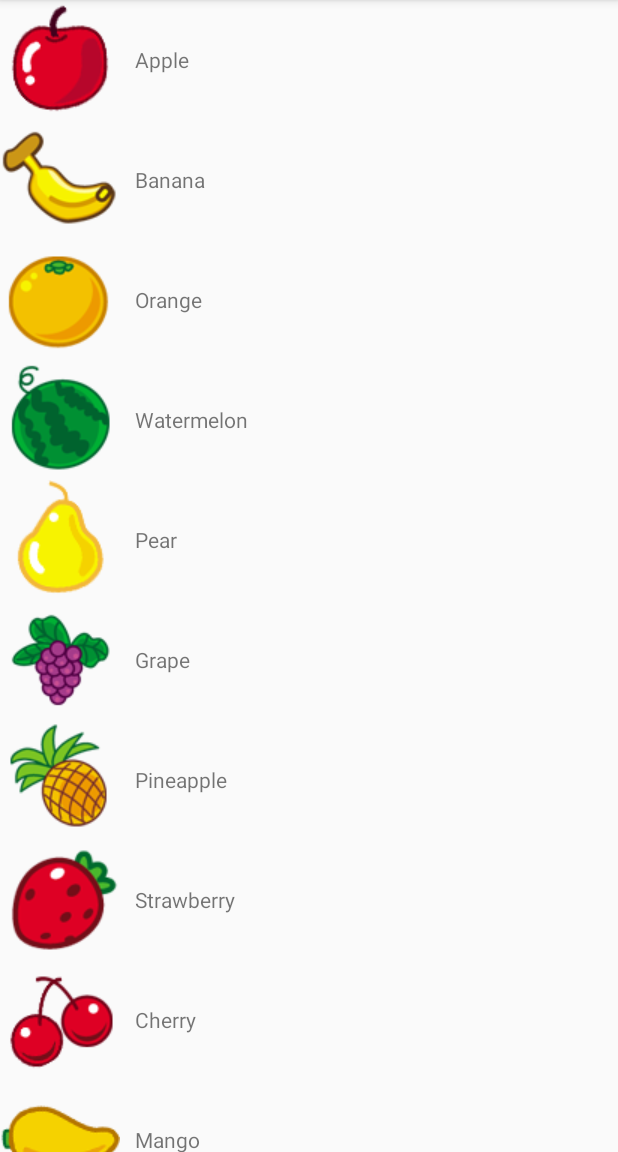
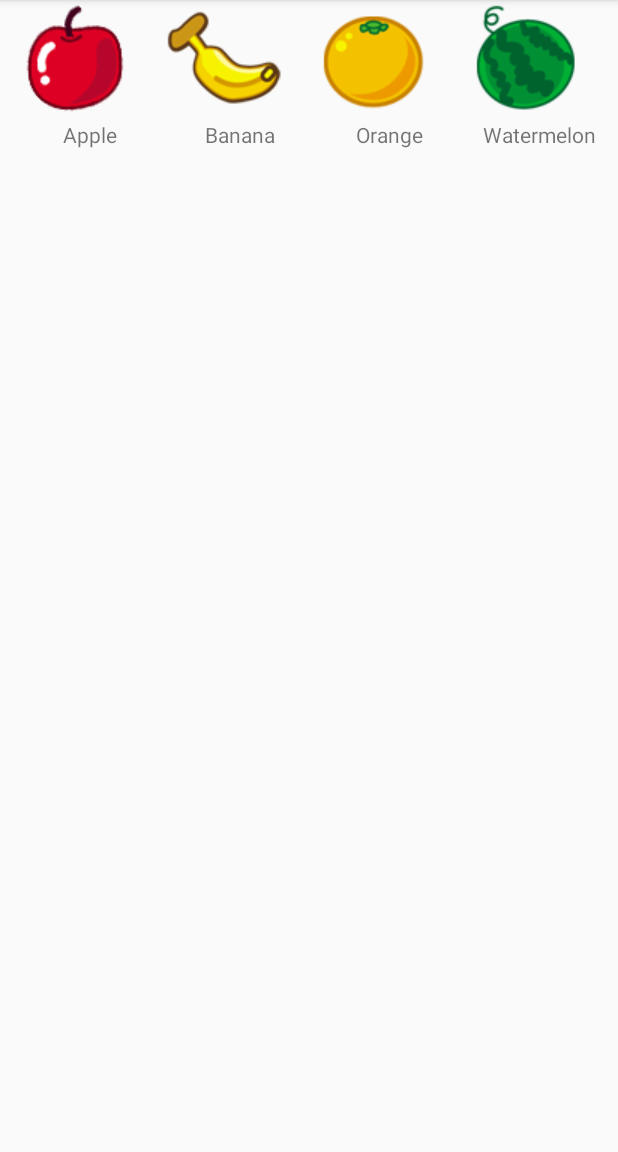
Before and after one commit to xiaogangwei/2018118104_Android, an Android app: the screen it shows after launch (MainActivity), on a phone screen of 412 x 824 dp, the part 84-1236 px from its top. Run offline under Robolectric (Android 15) with nearby library versions, the phone set to English and light mode, and no system bars.

Commit message:
RecyclerView横向布局

```diff
--- a/MyApplication04/app/src/main/java/com/example/recyclerviewtest/MainActivity.java
+++ b/MyApplication04/app/src/main/java/com/example/recyclerviewtest/MainActivity.java
@@ -25,6 +25,7 @@ public class MainActivity extends AppCompatActivity {
         initFruits();
         RecyclerView recyclerView = (RecyclerView) findViewById(R.id.recycler_view);
         LinearLayoutManager layoutManager = new LinearLayoutManager(this);
+        layoutManager.setOrientation(LinearLayoutManager.HORIZONTAL);
         recyclerView.setLayoutManager(layoutManager);
         FruitAdapter adapter = new FruitAdapter(fruitList);
         recyclerView.setAdapter(adapter);
--- a/MyApplication04/app/src/main/res/layout/fruit_item.xml
+++ b/MyApplication04/app/src/main/res/layout/fruit_item.xml
@@ -1,19 +1,21 @@
 <?xml version="1.0" encoding="utf-8"?>
 <LinearLayout xmlns:android="http://schemas.android.com/apk/res/android"
+    android:orientation="vertical"
     android:layout_height="wrap_content"
-    android:layout_width="match_parent">
+    android:layout_width="100dp">
 
     <ImageView
         android:id="@+id/fruit_image"
         android:layout_width="wrap_content"
         android:layout_height="wrap_content"
+        android:layout_gravity="center_horizontal"
         />
 
     <TextView
         android:id="@+id/fruit_name"
         android:layout_width="wrap_content"
         android:layout_height="wrap_content"
-        android:layout_gravity="center_vertical"
+        android:layout_gravity="center_horizontal"
         android:layout_marginLeft="10dp"
         />
 
```
